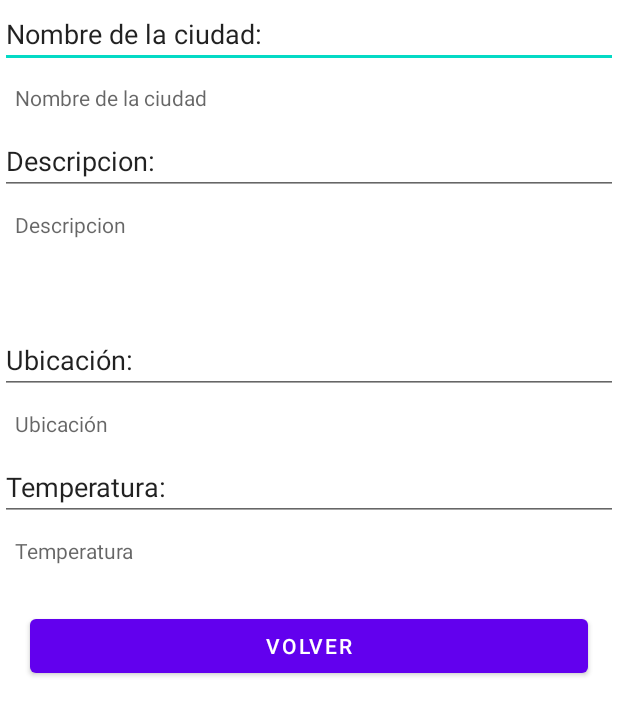
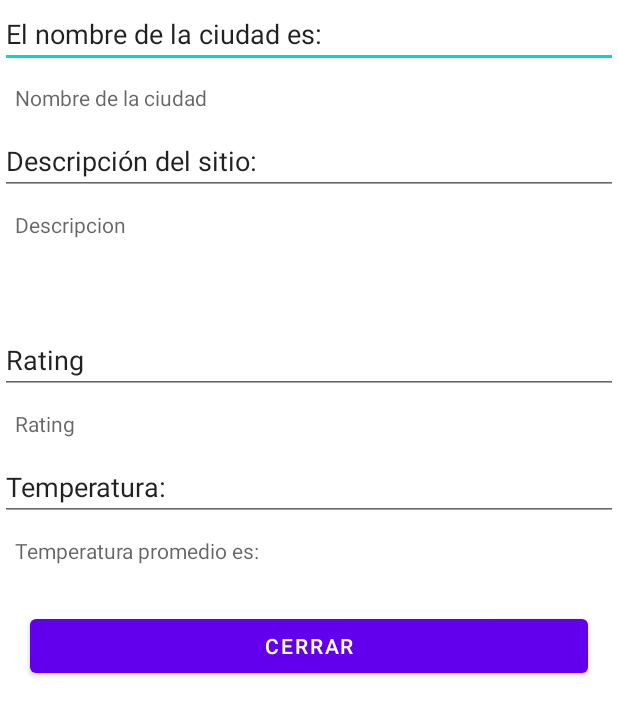
Before and after one commit to danieltorresg/Lab2CM20211-Gr05, an Android app: the layout activity_details.xml on its own in the app's theme, with its tools: preview values and no code run, on a phone screen of 412 x 824 dp. Shown: the top 715 px of the screen. Run offline under Robolectric (Android 15) with nearby library versions, the phone set to English and light mode, and no system bars.

Commit message:
Pequeños cambios

```diff
--- a/lab2activities/src/main/java/co/edu/udea/compumovil/gr05_20211/lab2/PoiDetails.java
+++ b/lab2activities/src/main/java/co/edu/udea/compumovil/gr05_20211/lab2/PoiDetails.java
@@ -15,8 +15,8 @@ public class PoiDetails extends AppCompatActivity {
     Button buttonBack;
 
     @Override
-    public void onCreate(@Nullable Bundle savedInstanceState, @Nullable PersistableBundle persistentState) {
-        super.onCreate(savedInstanceState, persistentState);
+    public void onCreate(Bundle savedInstanceState) {
+        super.onCreate(savedInstanceState);
         setContentView(R.layout.activity_details);
         name = findViewById(R.id.name);
         description = findViewById(R.id.description);
--- a/lab2activities/src/main/res/layout/activity_details.xml
+++ b/lab2activities/src/main/res/layout/activity_details.xml
@@ -13,7 +13,7 @@
         android:layout_height="wrap_content"
         android:ems="10"
         android:inputType="textPersonName"
-        android:text="Nombre de la ciudad:" />
+        android:text="El nombre de la ciudad es: " />
 
     <TextView
         android:id="@+id/name"
@@ -30,7 +30,7 @@
         android:layout_height="wrap_content"
         android:ems="10"
         android:inputType="textPersonName"
-        android:text="Descripcion:" />
+        android:text="Descripción del sitio:" />
 
     <TextView
         android:id="@+id/description"
@@ -49,14 +49,14 @@
         android:layout_height="wrap_content"
         android:ems="10"
         android:inputType="textPersonName"
-        android:text="Ubicación:" />
+        android:text="Rating" />
 
     <TextView
         android:id="@+id/rating"
         android:layout_width="match_parent"
         android:layout_height="wrap_content"
         android:layout_margin="10dp"
-        android:hint="Ubicación"
+        android:hint="Rating "
         android:inputType="text"
         tools:ignore="MissingConstraints"></TextView>
 
@@ -73,7 +73,7 @@
         android:layout_width="match_parent"
         android:layout_height="wrap_content"
         android:layout_margin="10dp"
-        android:hint="Temperatura"
+        android:hint="Temperatura promedio es: "
         android:inputType="number"
         tools:ignore="MissingConstraints"></TextView>
 
@@ -82,7 +82,7 @@
         android:layout_width="match_parent"
         android:layout_height="wrap_content"
         android:layout_margin="20dp"
-        android:text="Volver"
+        android:text="Cerrar"
         tools:ignore="MissingConstraints"></Button>
 
 </LinearLayout>
--- a/lab2activities/src/main/res/layout/activity_home_screen.xml
+++ b/lab2activities/src/main/res/layout/activity_home_screen.xml
@@ -41,10 +41,12 @@
 
     <ScrollView
         android:id="@+id/scrollView2"
-        android:layout_width="343dp"
-        android:layout_height="509dp"
+        android:layout_width="match_parent"
+        android:layout_height="501dp"
         android:layout_below="@+id/email"
+        android:layout_alignParentEnd="true"
         android:layout_marginTop="-3dp"
+        android:layout_marginEnd="0dp"
         android:clickable="true"
         android:focusable="true"
         app:layout_constraintBottom_toBottomOf="parent"
```
